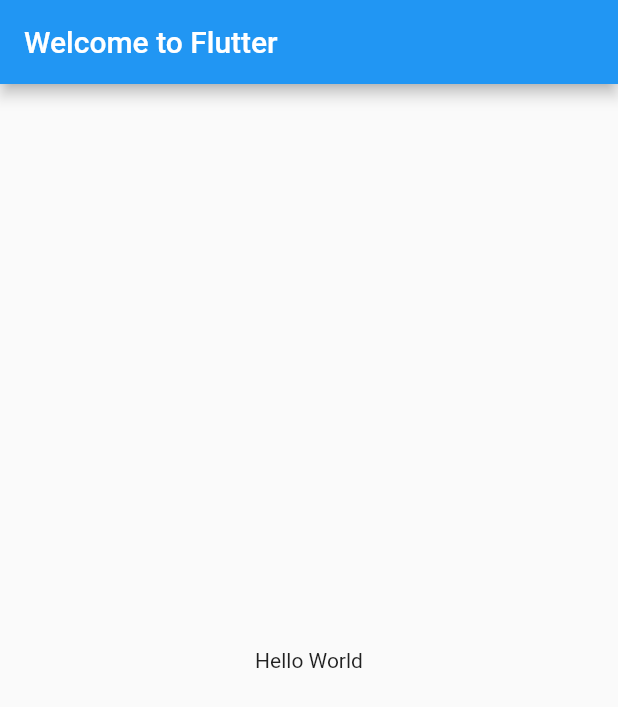
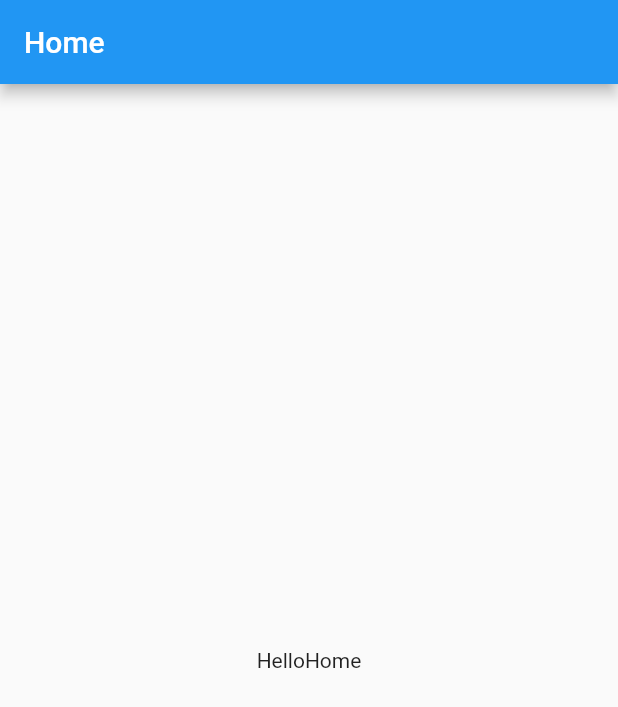
Before and after one commit to mirfana23/Junction-2021-Team-Kentang, a Flutter app: the screen it shows after launch, on a phone screen of 412 x 824 dp. Shown: the top 707 px of the screen. Run offline on Flutter 3.47's test engine with Material 2 defaults, Android fonts, the phone set to English and light mode, and no system bars.

Commit message:
Add : base for flutter app

```diff
--- a/app/lib/main.dart
+++ b/app/lib/main.dart
@@ -1,24 +1,15 @@
-// Copyright 2018 The Flutter team. All rights reserved.
-// Use of this source code is governed by a BSD-style license that can be
-// found in the LICENSE file.
+import 'package:flutter/material.dart';
+import './pages/home.dart';
+import './pages/stats.dart';
+import './pages/forecast.dart';
 
-import 'package:flutter/material.dart';
+void main() => runApp(App());
 
-void main() => runApp(MyApp());
-
-class MyApp extends StatelessWidget {
+class App extends StatelessWidget{
   @override
-  Widget build(BuildContext context) {
+  Widget build(BuildContext context){
     return MaterialApp(
-      title: 'Welcome to Flutter',
-      home: Scaffold(
-        appBar: AppBar(
-          title: const Text('Welcome to Flutter'),
-        ),
-        body: const Center(
-          child: Text('Hello World'),
-        ),
-      ),
+      home  : Home(),
     );
   }
 }
--- a/app/lib/pages/forecast.dart
+++ b/app/lib/pages/forecast.dart
@@ -1,24 +1,12 @@
-// Copyright 2018 The Flutter team. All rights reserved.
-// Use of this source code is governed by a BSD-style license that can be
-// found in the LICENSE file.
-
 import 'package:flutter/material.dart';
 
-void main() => runApp(MyApp());
-
-class MyApp extends StatelessWidget {
+class Forecast extends StatelessWidget{
+  final String title = 'Forecast';
   @override
-  Widget build(BuildContext context) {
-    return MaterialApp(
-      title: 'Welcome to Flutter',
-      home: Scaffold(
-        appBar: AppBar(
-          title: const Text('Welcome to Flutter'),
-        ),
-        body: const Center(
-          child: Text('Hello World'),
-        ),
-      ),
+  Widget build(BuildContext context){
+    return Scaffold(
+      appBar  : AppBar(title : Text(this.title)),
+      body    : Center(child : Text('Hello' + this.title)),
     );
   }
 }
--- a/app/lib/pages/home.dart
+++ b/app/lib/pages/home.dart
@@ -1,24 +1,12 @@
-// Copyright 2018 The Flutter team. All rights reserved.
-// Use of this source code is governed by a BSD-style license that can be
-// found in the LICENSE file.
-
 import 'package:flutter/material.dart';
 
-void main() => runApp(MyApp());
-
-class MyApp extends StatelessWidget {
+class Home extends StatelessWidget{
+  final String title = 'Home';
   @override
-  Widget build(BuildContext context) {
-    return MaterialApp(
-      title: 'Welcome to Flutter',
-      home: Scaffold(
-        appBar: AppBar(
-          title: const Text('Welcome to Flutter'),
-        ),
-        body: const Center(
-          child: Text('Hello World'),
-        ),
-      ),
+  Widget build(BuildContext context){
+    return Scaffold(
+      appBar : AppBar(title : Text(this.title)),
+      body   : Center(child : Text('Hello' + this.title)),
     );
   }
 }
--- a/app/lib/pages/stats.dart
+++ b/app/lib/pages/stats.dart
@@ -1,24 +1,12 @@
-// Copyright 2018 The Flutter team. All rights reserved.
-// Use of this source code is governed by a BSD-style license that can be
-// found in the LICENSE file.
-
 import 'package:flutter/material.dart';
 
-void main() => runApp(MyApp());
-
-class MyApp extends StatelessWidget {
+class Stats extends StatelessWidget{
+  final String title = 'Stats';
   @override
-  Widget build(BuildContext context) {
-    return MaterialApp(
-      title: 'Welcome to Flutter',
-      home: Scaffold(
-        appBar: AppBar(
-          title: const Text('Welcome to Flutter'),
-        ),
-        body: const Center(
-          child: Text('Hello World'),
-        ),
-      ),
+  Widget build(BuildContext context){
+    return Scaffold(
+      appBar  : AppBar(title : Text(this.title)),
+      body    : Center(child : Text('Hello' + this.title)),
     );
   }
 }
```
